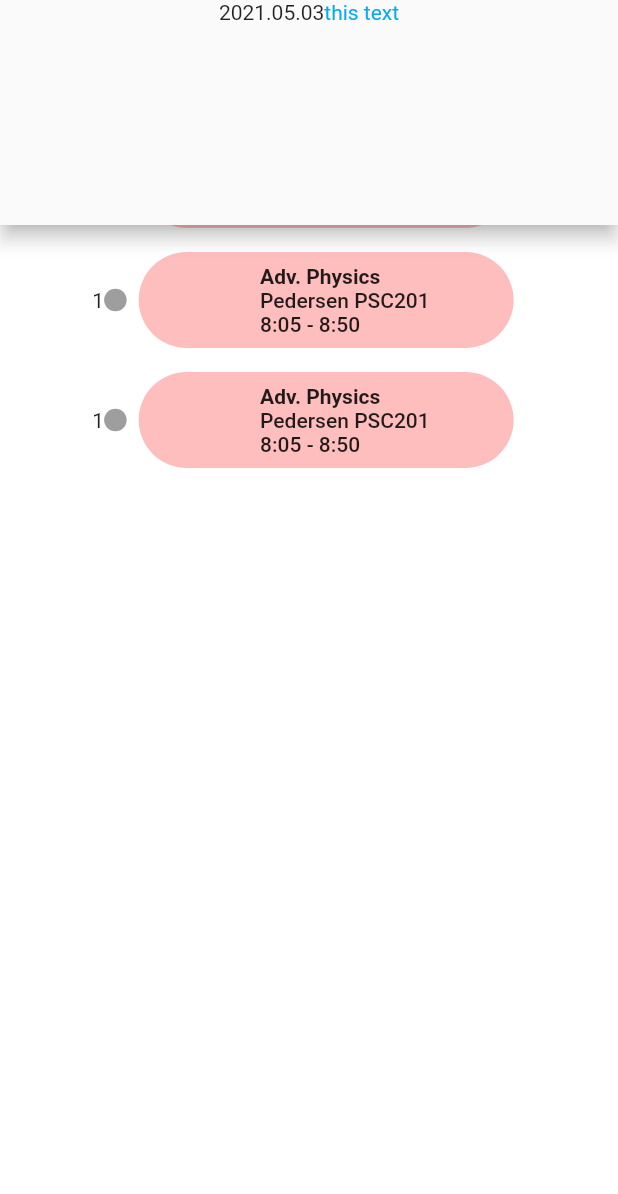
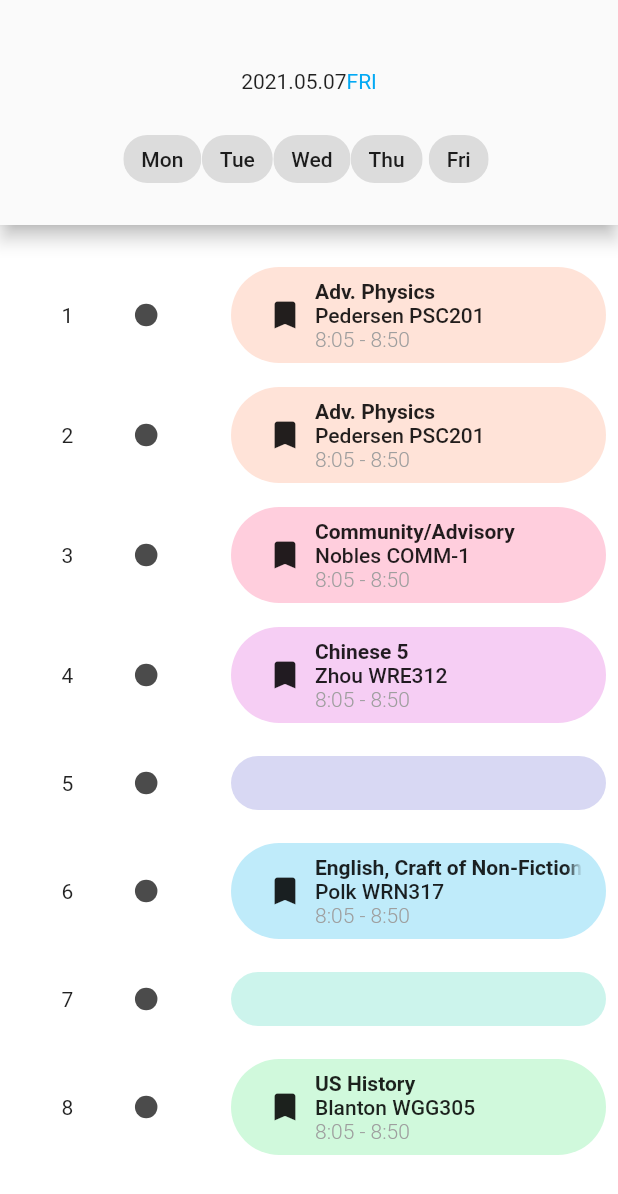
Before and after one commit to Seb-Park/My-Milton, a Flutter app: the screen it shows after launch, on a phone screen of 412 x 824 dp. Shown: the top 1194 px of the screen. Run offline on Flutter 3.47's test engine with Material 2 defaults, Android fonts, the phone set to English and light mode, and no system bars.

Commit message:
Start schedule.

```diff
--- a/my_milton/lib/screens/schedule/components/schedule_item.dart
+++ b/my_milton/lib/screens/schedule/components/schedule_item.dart
@@ -1,44 +1,83 @@
 import 'package:flutter/material.dart';
+import 'package:my_milton/values/constants.dart';
 
 class ScheduleItem extends StatelessWidget {
+  String className;
+  String teacher;
+  String room;
+  int period;
+  Color color;
+
+  ScheduleItem(
+      {this.className, this.teacher, this.room, this.period, this.color});
+
   Widget build(BuildContext context) {
     return Container(
       width: double.infinity,
       child: Padding(
         padding: EdgeInsets.all(0),
-        child:
-            Row(mainAxisAlignment: MainAxisAlignment.center, children: <Widget>[
-          Row(
+        child: Row(
+            mainAxisAlignment: MainAxisAlignment.spaceEvenly,
+            crossAxisAlignment: CrossAxisAlignment.center,
+            children: <Widget>[
+              Expanded(
+                child: Row(
+                  crossAxisAlignment: CrossAxisAlignment.center,
+                  mainAxisAlignment: MainAxisAlignment.spaceEvenly,
                   children: [
-              Text("1"),
+                    Text(
+                      this.period.toString(),
+                    ),
                     Container(
                       height: 15,
                       width: 15,
-                child: Material(color: Colors.grey, shape: CircleBorder()),
+                      child: Material(
+                          color: darkGray75, shape: CircleBorder()),
                     ),
                   ],
+                ),
               ),
               Padding(
                 padding: const EdgeInsets.all(8.0),
                 child: Container(
                   width: 250,
                   child: MaterialButton(
-                color: Color.fromRGBO(255, 190, 190, 1),
+                    color: this.color,
                     shape: RoundedRectangleBorder(
                         borderRadius: BorderRadius.all(Radius.circular(50.0))),
                     onPressed: () {},
                     elevation: 0.0,
                     child: Padding(
-                  padding:
-                      const EdgeInsets.only(top: 8.0, bottom: 8.0, left: 25),
+                      padding: const EdgeInsets.symmetric(vertical: 8.0),
+                      child: this.className == null
+                          ? SizedBox()
+                          : Row(
+                              children: <Widget>[
+                                Padding(
+                                  padding: const EdgeInsets.all(8.0),
+                                  child: Icon(Icons.bookmark),
+                                ),
+                                Expanded(
                                   child: Column(
-                      crossAxisAlignment: CrossAxisAlignment.start,
+                                      crossAxisAlignment:
+                                          CrossAxisAlignment.start,
                                       children: <Widget>[
-                        Text("Adv. Physics",
-                            style: TextStyle(fontWeight: FontWeight.bold)),
-                        Text("Pedersen PSC201"),
-                        Text("8:05 - 8:50")
+                                        Text(
+                                          this.className,
+                                          style: TextStyle(
+                                              fontWeight: FontWeight.bold),
+                                          overflow: TextOverflow.fade,
+                                          softWrap: false,
+                                        ),
+                                        Text("${this.teacher} ${this.room}"),
+                                        Text("8:05 - 8:50",
+                                            style: TextStyle(
+                                                color: Colors.grey,
+                                                fontWeight: FontWeight.w300))
                                       ]),
+                                ),
+                              ],
+                            ),
                     ),
                   ),
                 ),
--- a/my_milton/lib/screens/schedule/schedule.dart
+++ b/my_milton/lib/screens/schedule/schedule.dart
@@ -1,4 +1,5 @@
 import 'package:flutter/material.dart';
+import 'package:my_milton/values/constants.dart';
 import 'components/schedule_item.dart';
 
 class Schedule extends StatefulWidget {
@@ -11,14 +12,63 @@ class Schedule extends StatefulWidget {
 class _ScheduleState extends State<Schedule> {
   @override
   Widget build(BuildContext context) {
+//     return Text('Hello, World!', style: Theme.of(context).textTheme.headline4);
     return Stack(
       children: <Widget>[
         ListView(
           children: <Widget>[
-            ScheduleItem(),
-            ScheduleItem(),
-            ScheduleItem(),
-            ScheduleItem(),
+            SizedBox(height: 150.0 + 20.0),
+            ScheduleItem(
+              period: 1,
+              className: "Adv. Physics",
+              teacher: "Pedersen",
+              room: "PSC201",
+              color: paleOrange,
+            ),
+            ScheduleItem(
+              period: 2,
+              className: "Adv. Physics",
+              teacher: "Pedersen",
+              room: "PSC201",
+              color: paleOrange,
+            ),
+            ScheduleItem(
+              period: 3,
+              className: "Community/Advisory",
+              teacher: "Nobles",
+              room: "COMM-1",
+              color: paleRed,
+            ),
+            ScheduleItem(
+              period: 4,
+              className: "Chinese 5",
+              teacher: "Zhou",
+              room: "WRE312",
+              color: palePink,
+            ),
+            ScheduleItem(
+              period: 5,
+              teacher: "",
+              color: palePurple,
+            ),
+            ScheduleItem(
+              period: 6,
+              className: "English, Craft of Non-Fictions",
+              teacher: "Polk",
+              room: "WRN317",
+              color: paleBlue,
+            ),
+            ScheduleItem(
+              period: 7,
+              teacher: "",
+              color: paleOcean,
+            ),
+            ScheduleItem(
+                period: 8,
+                className: "US History",
+                teacher: "Blanton",
+                room: "WGG305",
+                color: paleGreen),
           ],
         ),
         Container(
@@ -26,19 +76,42 @@ class _ScheduleState extends State<Schedule> {
           height: 150,
           child: Material(
             child: Column(
+              mainAxisAlignment: MainAxisAlignment.end,
               children: <Widget>[
                 RichText(
                     text: TextSpan(
                   style: DefaultTextStyle.of(context).style,
                   children: <TextSpan>[
                     TextSpan(
-                      text: '2021.05.03',
+                      text: '2021.05.07',
                     ),
                     TextSpan(
-                        text: 'this text',
-                        style: TextStyle(color: Colors.lightBlue)),
+                        text: 'FRI', style: TextStyle(color: Colors.lightBlue)),
                   ],
-                ))
+                )),
+                Padding(
+                  padding: const EdgeInsets.symmetric(
+                      horizontal: 20.0, vertical: 20.0),
+                  child: Row(
+                      mainAxisAlignment: MainAxisAlignment.center,
+                      children: <Widget>[
+                        Chip(
+                            label: Text("Mon"),
+                            padding: EdgeInsets.symmetric(horizontal: 4.0)),
+                        Chip(
+                            label: Text("Tue"),
+                            padding: EdgeInsets.symmetric(horizontal: 4.0)),
+                        Chip(
+                            label: Text("Wed"),
+                            padding: EdgeInsets.symmetric(horizontal: 4.0)),
+                        Chip(
+                            label: Text("Thu"),
+                            padding: EdgeInsets.symmetric(horizontal: 4.0)),
+                        Chip(
+                            label: Text("Fri"),
+                            padding: EdgeInsets.symmetric(horizontal: 4.0)),
+                      ]),
+                )
               ],
             ),
             elevation: 5.0,
--- a/my_milton/lib/values/constants.dart
+++ b/my_milton/lib/values/constants.dart
@@ -1 +1,11 @@
 import 'package:flutter/material.dart';
+
+//Aaron's Class Colors
+const Color paleOrange = Color(0xFFffe3d8);
+const Color paleRed = Color(0xFFffcedd);
+const Color palePink = Color(0xFFf6cef4);
+const Color palePurple = Color(0xFFd8d8f3);
+const Color paleBlue = Color(0xFFbfebfa);
+const Color paleOcean = Color(0xFFccf4ec);
+const Color paleGreen = Color(0xFFd0f9dc);
+const Color darkGray75 = Color (0xFF4b4b4b);
```
Also changed, not shown: my_milton/flutter_01.png (added), my_milton/flutter_02.png (added). Lines whose indentation alone changed are shown as unchanged.
